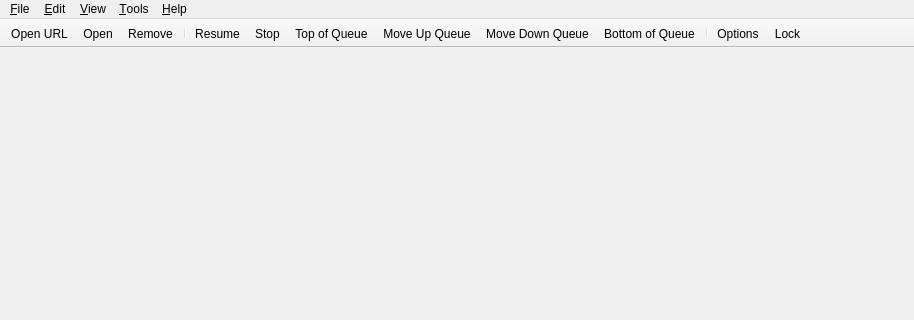
Before: the Qt Designer form src/gui/mainwindow.ui in qbittorrent/qBittorrent, drawn with Qt 5; both pictures show x 0 to 914 and y 0 to 320 of the 914 by 563 pixel window.
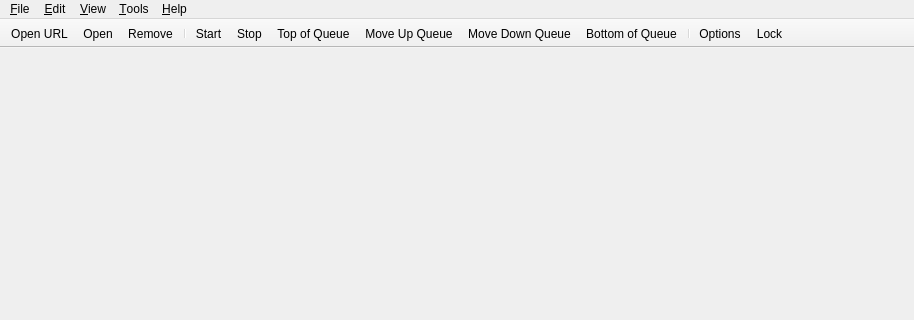
After: the same form once the commit is applied.

Commit message: Rename Resume to Start

What changed in the file:
```diff
--- a/src/gui/mainwindow.ui
+++ b/src/gui/mainwindow.ui
@@ -188,7 +188,7 @@
   </action>
   <action name="actionStart">
    <property name="text">
-    <string>&amp;Resume</string>
+    <string>Sta&amp;rt</string>
    </property>
   </action>
   <action name="actionStop">
```
Left out of the diff: 2 changed lines with no effect on the pictures. The commit also changes 16 other files.
